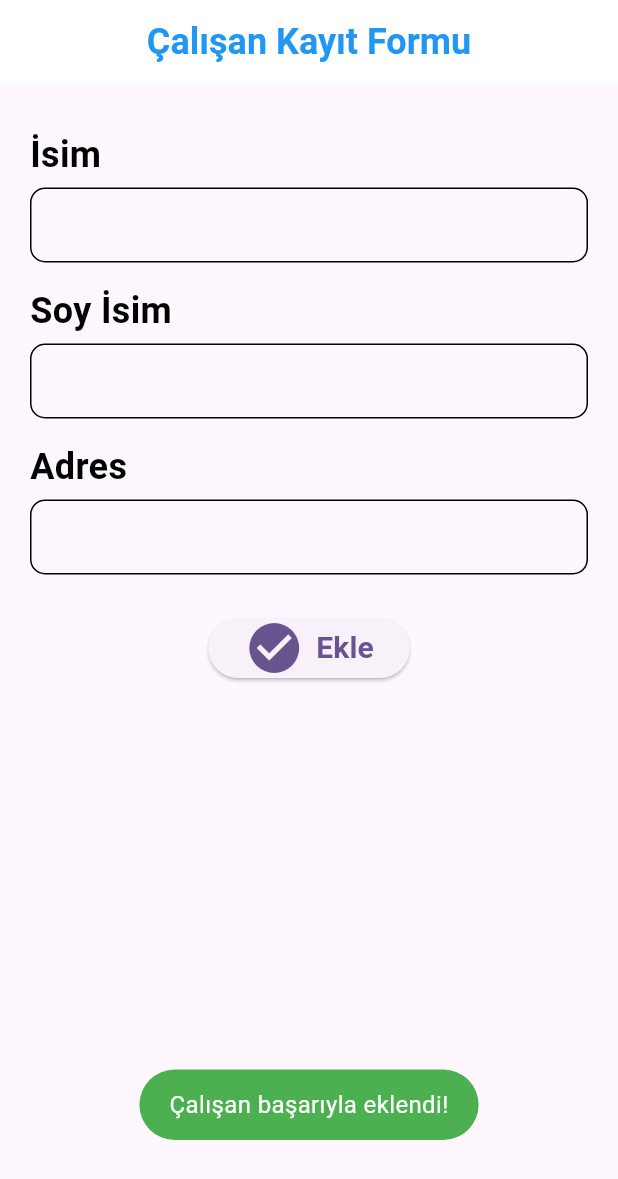
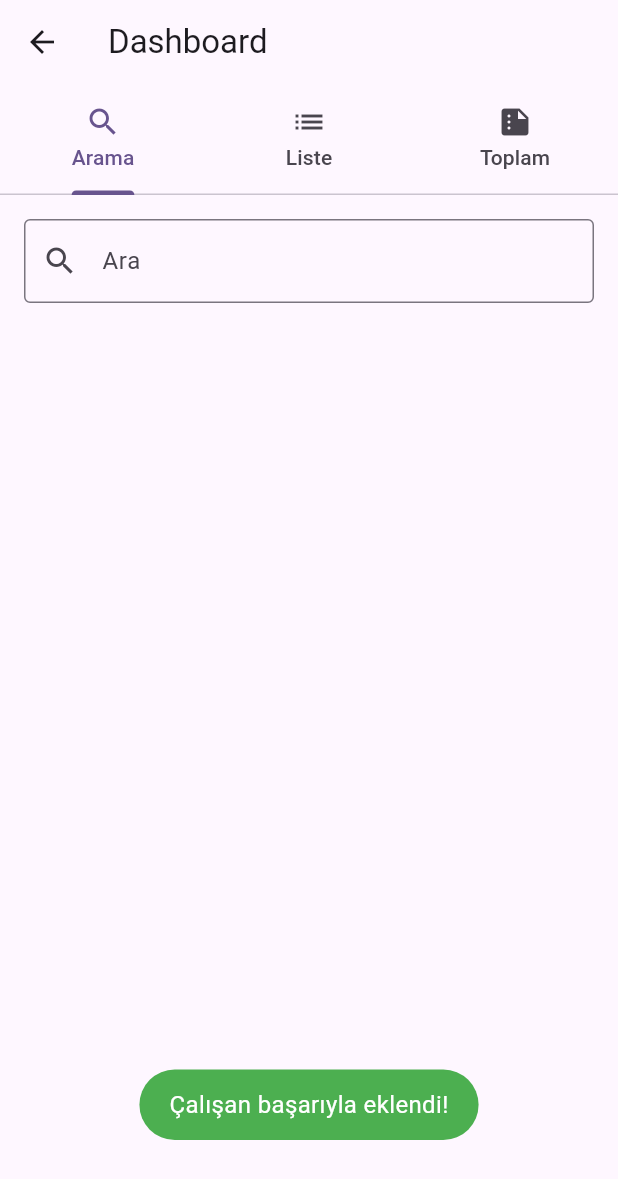
Before and after one commit to alicanyucel/FlutterFireBaseCrud, a Flutter app: the screen it shows after launch, after a tap on "Ekle", on a phone screen of 412 x 824 dp. Shown: the top 1179 px of the screen. Run offline on Flutter 3.47's test engine with Material 3 defaults, Android fonts, the phone set to English and light mode, and no system bars; our stand-ins replace fluttertoast, sqflite; accounts and stored records are empty.

Commit message:
dashboard tab ekranı tasarlandı.

```diff
--- a/FireBaseCrud/lib/employee/employee.dart
+++ b/FireBaseCrud/lib/employee/employee.dart
@@ -1,3 +1,4 @@
+import 'package:firebasecrud/pages/dashboard.dart';
 import 'package:firebasecrud/services/database.dart';
 import 'package:flutter/foundation.dart';
 import 'package:flutter/material.dart';
@@ -115,7 +116,11 @@ class _EmployeeState extends State<Employee> {
                       );
                       await DatabaseHelper().insertEmployee(employee);
                       print("Veritabanına eklenen çalışan: ${employee.toMap()}");
-
+                      // DashboardScreen'e yönlendirme
+                      Navigator.push(
+                        context,
+                        MaterialPageRoute(builder: (context) => DashboardScreen()),
+                      );
                       Fluttertoast.showToast(
                         msg: "Çalışan başarıyla eklendi!",
                         toastLength: Toast.LENGTH_SHORT,
--- a/FireBaseCrud/lib/main.dart
+++ b/FireBaseCrud/lib/main.dart
@@ -1,4 +1,5 @@
 import 'package:firebasecrud/employee/employee.dart';
+import 'package:firebasecrud/pages/dashboard.dart';
 import 'package:flutter/material.dart';
 import 'package:sqflite/sqflite.dart';
 import 'package:path/path.dart';
--- /dev/null
+++ b/FireBaseCrud/lib/pages/dashboard.dart
@@ -0,0 +1,90 @@
+import 'package:flutter/material.dart';
+
+void main() {
+  runApp(MyApp());
+}
+
+class MyApp extends StatelessWidget {
+  @override
+  Widget build(BuildContext context) {
+    return MaterialApp(
+      debugShowCheckedModeBanner: false,
+      theme: ThemeData(primarySwatch: Colors.blue),
+      home: DashboardScreen(),
+    );
+  }
+}
+
+class DashboardScreen extends StatelessWidget {
+  @override
+  Widget build(BuildContext context) {
+    return DefaultTabController(
+      length: 3,
+      child: Scaffold(
+        appBar: AppBar(
+          title: Text("Dashboard"),
+          bottom: TabBar(
+            tabs: [
+              Tab(icon: Icon(Icons.search), text: "Arama"),
+              Tab(icon: Icon(Icons.list), text: "Liste"),
+              Tab(icon: Icon(Icons.summarize), text: "Toplam"),
+            ],
+          ),
+        ),
+        body: TabBarView(
+          children: [
+            SearchTab(),
+            ListTab(),
+            SummaryTab(),
+          ],
+        ),
+      ),
+    );
+  }
+}
+
+class SearchTab extends StatelessWidget {
+  @override
+  Widget build(BuildContext context) {
+    return Padding(
+      padding: const EdgeInsets.all(16.0),
+      child: Column(
+        children: [
+          TextField(
+            decoration: InputDecoration(
+              labelText: "Ara",
+              border: OutlineInputBorder(),
+              prefixIcon: Icon(Icons.search),
+            ),
+          ),
+        ],
+      ),
+    );
+  }
+}
+
+class ListTab extends StatelessWidget {
+  final List<String> items = List.generate(10, (index) => "Öğe ${index + 1}");
+
+  @override
+  Widget build(BuildContext context) {
+    return ListView.builder(
+      itemCount: items.length,
+      itemBuilder: (context, index) {
+        return ListTile(
+          leading: Icon(Icons.label),
+          title: Text(items[index]),
+        );
+      },
+    );
+  }
+}
+
+class SummaryTab extends StatelessWidget {
+  @override
+  Widget build(BuildContext context) {
+    return Center(
+      child: Text("Toplama Sayfası İçeriği", style: TextStyle(fontSize: 20)),
+    );
+  }
+}
```
